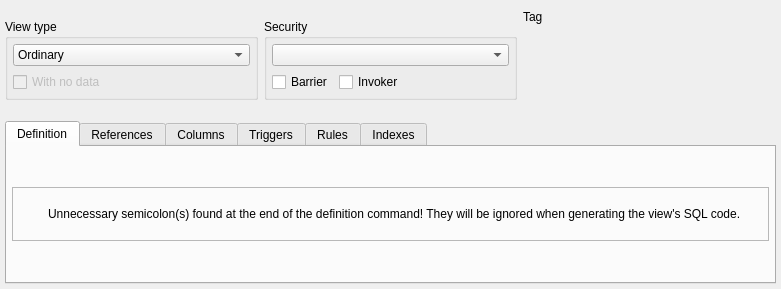
First picture: the form in libs/libgui/ui/dbobjects/viewwidget.ui, repository nullptrlabs/pgmodeler, before the edit.
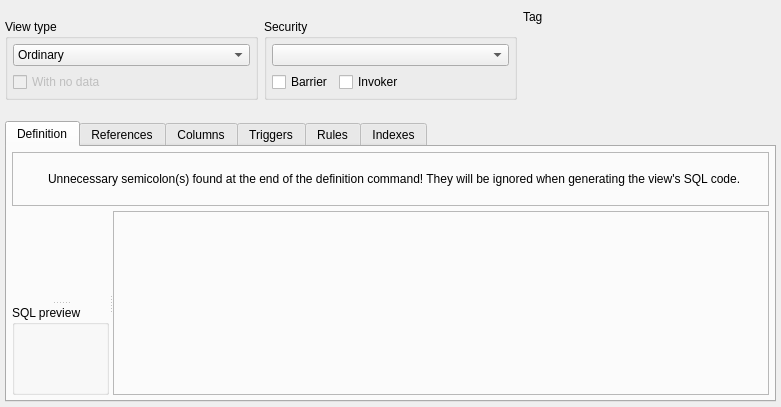
Second picture: the form after the edit. Icons and pictures are not drawn.

Commit message: libgui: refactor ViewWidget layout to show SQL preview and references side-by-side

The edit to the form file:
```diff
--- a/libs/libgui/ui/dbobjects/viewwidget.ui
+++ b/libs/libgui/ui/dbobjects/viewwidget.ui
@@ -7,7 +7,7 @@
     <x>0</x>
     <y>0</y>
     <width>781</width>
-    <height>289</height>
+    <height>407</height>
    </rect>
   </property>
   <layout class="QVBoxLayout" name="verticalLayout_2">
@@ -240,7 +240,10 @@
       <attribute name="title">
        <string>Definition</string>
       </attribute>
-      <layout class="QVBoxLayout" name="sql_definition_lt">
+      <layout class="QVBoxLayout" name="verticalLayout_3">
+       <property name="spacing">
+        <number>5</number>
+       </property>
        <property name="leftMargin">
         <number>5</number>
        </property>
@@ -338,6 +341,38 @@
          </layout>
         </widget>
        </item>
+       <item>
+        <widget class="QSplitter" name="h_splitter">
+         <property name="orientation">
+          <enum>Qt::Orientation::Horizontal</enum>
+         </property>
+         <property name="childrenCollapsible">
+          <bool>true</bool>
+         </property>
+         <widget class="QSplitter" name="v_splitter">
+          <property name="orientation">
+           <enum>Qt::Orientation::Vertical</enum>
+          </property>
+          <property name="childrenCollapsible">
+           <bool>true</bool>
+          </property>
+          <widget class="QWidget" name="sql_def_parent" native="true"/>
+          <widget class="QGroupBox" name="sql_preview_gb">
+           <property name="title">
+            <string>SQL preview</string>
+           </property>
+          </widget>
+         </widget>
+         <widget class="QFrame" name="refs_parent">
+          <property name="frameShape">
+           <enum>QFrame::Shape::StyledPanel</enum>
+          </property>
+          <property name="frameShadow">
+           <enum>QFrame::Shadow::Raised</enum>
+          </property>
+         </widget>
+        </widget>
+       </item>
       </layout>
      </widget>
      <widget class="QWidget" name="view_refs_tab">
```
The commit also changes 5 other files.
